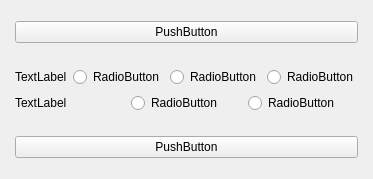
Above: Faith/moduleInstaller/Faith/modules/Faith/scripts/Faith/Tools/TestUI/UI.ui from Faith0521/Faith_Proj before the change. Below: the same form after it.
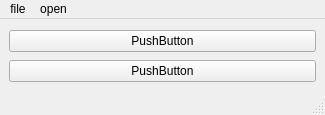
That is the form after the change.

The edit to the form file:
```diff
--- a/Faith/moduleInstaller/Faith/modules/Faith/scripts/Faith/Tools/TestUI/UI.ui
+++ b/Faith/moduleInstaller/Faith/modules/Faith/scripts/Faith/Tools/TestUI/UI.ui
@@ -1,124 +1,71 @@
 <?xml version="1.0" encoding="UTF-8"?>
 <ui version="4.0">
- <class>Form</class>
- <widget class="QWidget" name="Form">
+ <class>MainWindow</class>
+ <widget class="QMainWindow" name="MainWindow">
   <property name="geometry">
    <rect>
     <x>0</x>
     <y>0</y>
-    <width>371</width>
-    <height>179</height>
+    <width>325</width>
+    <height>115</height>
    </rect>
   </property>
   <property name="windowTitle">
    <string>SDK_TOOL v0.0.1</string>
   </property>
-  <layout class="QVBoxLayout" name="verticalLayout">
-   <property name="spacing">
-    <number>0</number>
+  <widget class="QWidget" name="centralwidget">
+   <layout class="QVBoxLayout" name="verticalLayout">
+    <item>
+     <widget class="QPushButton" name="pushButton">
+      <property name="text">
+       <string>PushButton</string>
+      </property>
+     </widget>
+    </item>
+    <item>
+     <widget class="QPushButton" name="pushButton_2">
+      <property name="text">
+       <string>PushButton</string>
+      </property>
+     </widget>
+    </item>
+   </layout>
+  </widget>
+  <widget class="QMenuBar" name="menubar">
+   <property name="geometry">
+    <rect>
+     <x>0</x>
+     <y>0</y>
+     <width>325</width>
+     <height>23</height>
+    </rect>
    </property>
-   <property name="leftMargin">
-    <number>6</number>
+   <widget class="QMenu" name="menufile">
+    <property name="title">
+     <string>file</string>
+    </property>
+    <addaction name="actionad"/>
+   </widget>
+   <widget class="QMenu" name="menuopen">
+    <property name="title">
+     <string>open</string>
+    </property>
+    <addaction name="actionaaa"/>
+   </widget>
+   <addaction name="menufile"/>
+   <addaction name="menuopen"/>
+  </widget>
+  <widget class="QStatusBar" name="statusbar"/>
+  <action name="actionaaa">
+   <property name="text">
+    <string>aaa</string>
    </property>
-   <property name="topMargin">
-    <number>6</number>
+  </action>
+  <action name="actionad">
+   <property name="text">
+    <string>ad</string>
    </property>
-   <property name="rightMargin">
-    <number>6</number>
-   </property>
-   <property name="bottomMargin">
-    <number>6</number>
-   </property>
-   <item>
-    <widget class="QWidget" name="taaa" native="true">
-     <layout class="QVBoxLayout" name="verticalLayout_2">
-      <item>
-       <widget class="QPushButton" name="pushButton">
-        <property name="text">
-         <string>PushButton</string>
-        </property>
-       </widget>
-      </item>
-     </layout>
-    </widget>
-   </item>
-   <item>
-    <widget class="QWidget" name="taaa_2" native="true">
-     <layout class="QVBoxLayout" name="verticalLayout_3">
-      <item>
-       <layout class="QHBoxLayout" name="horizontalLayout">
-        <item>
-         <widget class="QLabel" name="label">
-          <property name="text">
-           <string>TextLabel</string>
-          </property>
-         </widget>
-        </item>
-        <item>
-         <widget class="QRadioButton" name="radioButton">
-          <property name="text">
-           <string>RadioButton</string>
-          </property>
-         </widget>
-        </item>
-        <item>
-         <widget class="QRadioButton" name="radioButton_2">
-          <property name="text">
-           <string>RadioButton</string>
-          </property>
-         </widget>
-        </item>
-        <item>
-         <widget class="QRadioButton" name="radioButton_3">
-          <property name="text">
-           <string>RadioButton</string>
-          </property>
-         </widget>
-        </item>
-       </layout>
-      </item>
-      <item>
-       <layout class="QHBoxLayout" name="horizontalLayout_2">
-        <item>
-         <widget class="QLabel" name="label_2">
-          <property name="text">
-           <string>TextLabel</string>
-          </property>
-         </widget>
-        </item>
-        <item>
-         <widget class="QRadioButton" name="radioButton_4">
-          <property name="text">
-           <string>RadioButton</string>
-          </property>
-         </widget>
-        </item>
-        <item>
-         <widget class="QRadioButton" name="radioButton_5">
-          <property name="text">
-           <string>RadioButton</string>
-          </property>
-         </widget>
-        </item>
-       </layout>
-      </item>
-     </layout>
-    </widget>
-   </item>
-   <item>
-    <widget class="QWidget" name="taaa_3" native="true">
-     <layout class="QGridLayout" name="gridLayout">
-      <item row="0" column="0">
-       <widget class="QPushButton" name="pushButton_2">
-        <property name="text">
-         <string>PushButton</string>
-        </property>
-       </widget>
-      </item>
-     </layout>
-    </widget>
-   </item>
-  </layout>
+  </action>
  </widget>
  <resources/>
  <connections/>
```
Left out of the diff: 2 changed lines with no effect on the pictures.
